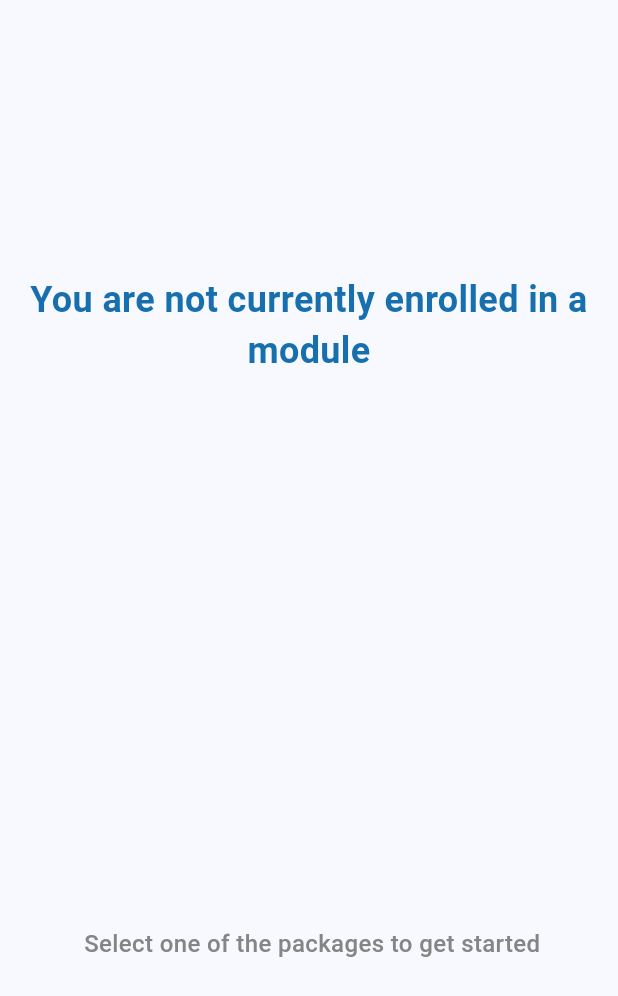
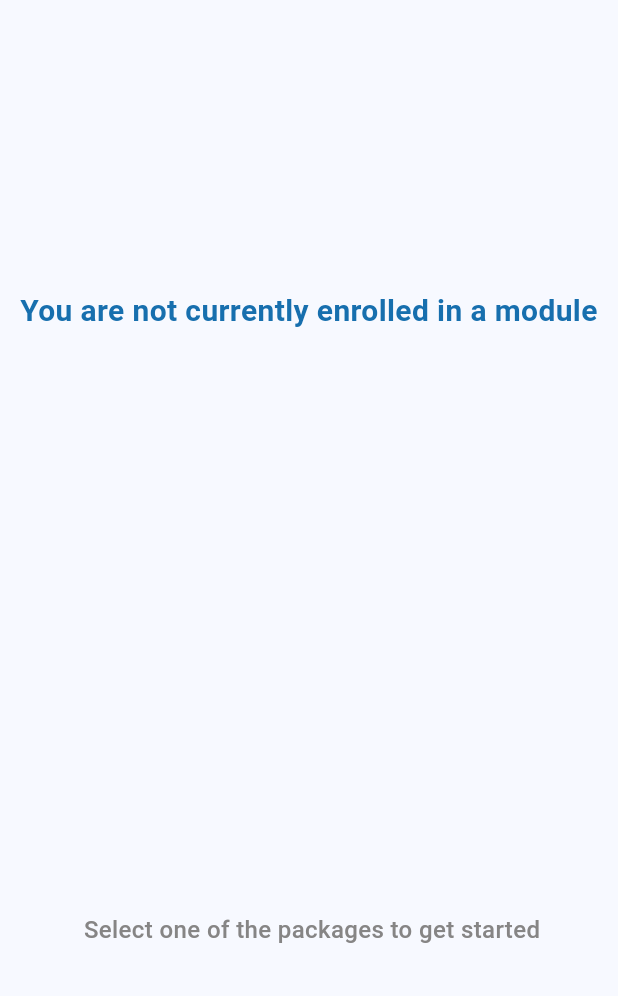
Before and after one commit to Julienexe/relearner, a Flutter app: what notEnrolledColumn() shows on an empty page, opened directly, on a phone screen of 412 x 824 dp. Shown: the top 996 px of the screen. Run offline on Flutter 3.47's test engine with Material 3 defaults, Android fonts, the light colour scheme and no system bars; our stand-ins replace accordion, cloud_firestore, firebase_auth, firebase_core; missing offline and left inert: dob_input_field; accounts and stored records are empty; network calls fail; Roboto replaces fonts that are missing (Arial).

Commit message:
chore: Update landing page banner text style and add secondary color constant

```diff
--- a/lib/modules/general_modules.dart
+++ b/lib/modules/general_modules.dart
@@ -12,6 +12,7 @@ const TextStyle defaultTextStyle = TextStyle(
     color: Color.fromARGB(255, 134, 133, 133));
 
 const themeColor = Color.fromARGB(255, 23, 111, 174);
+const secondaryColor = Color.fromARGB(255, 134, 133, 133);
 
 TextStyle bannerTextStyle = defaultTextStyle.copyWith(
 
@@ -77,11 +78,12 @@ Container curriculumBox(text) {
             child: Text(
               'You are not currently enrolled in a module',
               textAlign: TextAlign.center,
-              style: bannerTextStyle,
+              style: bannerTextStyle.copyWith(fontSize: 20),
             ),
           ),
           const Text(
             ' Select one of the packages to get started',
+            textAlign: TextAlign.center,
             style: defaultTextStyle,
           )
         ]);
```
